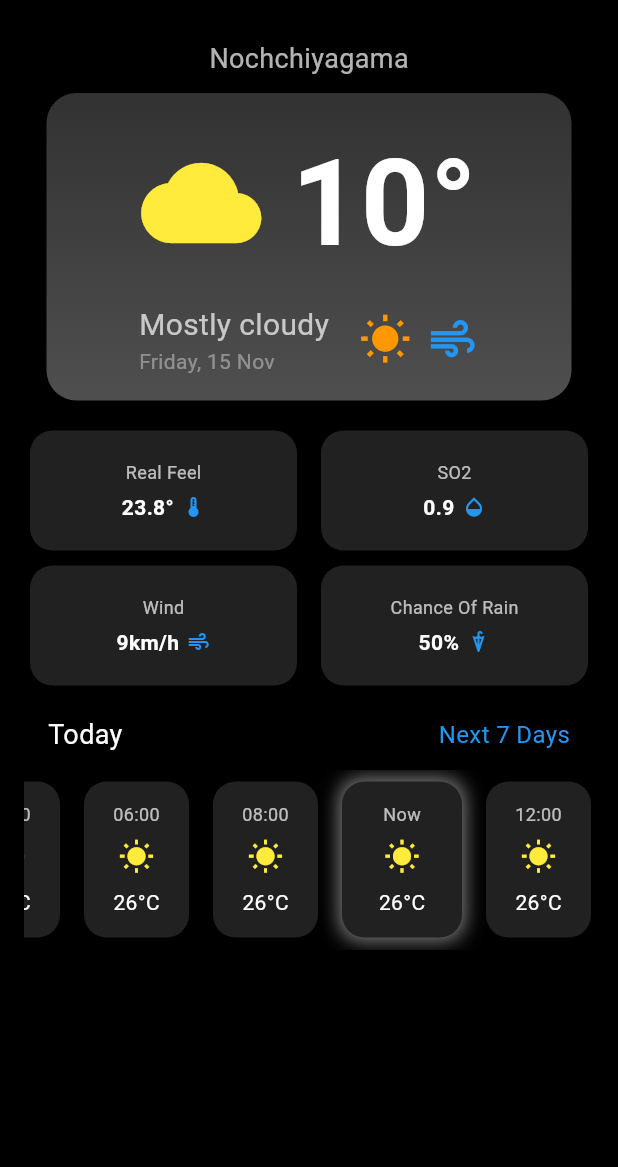
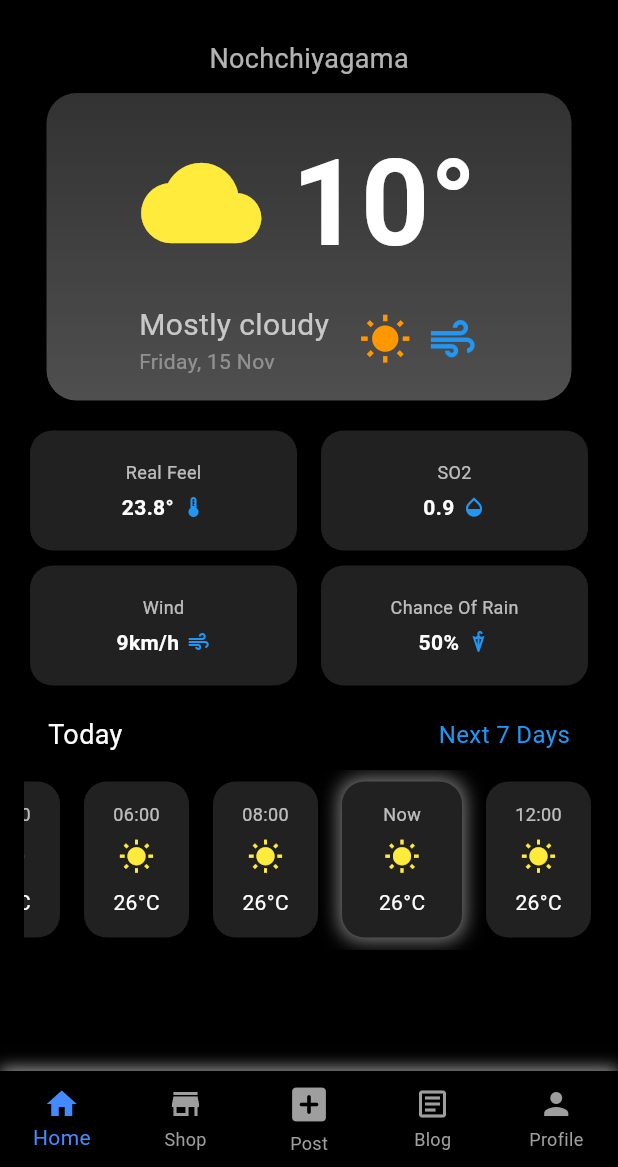
Before and after one commit to LakshanShalintha/Weather-App, a Flutter app: the Home screen opened directly, on a phone screen of 412 x 824 dp, the part 69-1236 px from its top. Run offline on Flutter 3.47's test engine with Material 3 defaults, Android fonts, the phone set to English and light mode, and no system bars.

Commit message:
Create NavBar

```diff
--- /dev/null
+++ b/weather_app/lib/Components/NavBar.dart
@@ -0,0 +1,99 @@
+import 'package:flutter/material.dart';
+import 'package:weather_app/Screens/Home.dart';
+
+class NavBar extends StatefulWidget {
+  const NavBar({super.key});
+
+  @override
+  State<NavBar> createState() => _NavBarState();
+}
+
+int _selectedIndex = 0;
+
+class _NavBarState extends State<NavBar> {
+  void _onItemTapped(int index) {
+    setState(() {
+      _selectedIndex = index;
+    });
+
+    switch (index) {
+      case 0:
+        Navigator.pushReplacement(
+          context,
+          MaterialPageRoute(builder: (context) => const Home()),
+        );
+        break;
+      case 1:
+        /*Navigator.pushReplacement(
+          context,
+          MaterialPageRoute(builder: (context) => ),
+        );*/
+        break;
+      case 2:
+        /*Navigator.pushReplacement(
+          context,
+          MaterialPageRoute(builder: (context) => ),
+        );*/
+        break;
+      case 3:
+        /*Navigator.pushReplacement(
+          context,
+          MaterialPageRoute(builder: (context) => ),
+        );*/
+        break;
+      case 4:
+        /*Navigator.pushReplacement(
+          context,
+          MaterialPageRoute(builder: (context) => ),
+        );*/
+        break;
+    }
+  }
+
+  @override
+  Widget build(BuildContext context) {
+    return Container(
+      decoration: const BoxDecoration(
+        boxShadow: [
+          BoxShadow(
+            color: Colors.grey, // Green shadow color
+            blurRadius: 8, // Spread of the shadow
+            offset: Offset(0, -2), // Shadow offset (negative y-axis to show above the bar)
+          ),
+        ],
+      ),
+      child: BottomNavigationBar(
+        currentIndex: _selectedIndex,
+        onTap: _onItemTapped,
+        selectedItemColor: Colors.blueAccent,
+        unselectedItemColor: Colors.grey,
+        backgroundColor: Colors.black,
+        type: BottomNavigationBarType.fixed,  // Always show the labels
+        items: const <BottomNavigationBarItem>[
+          BottomNavigationBarItem(
+            icon: Icon(Icons.home),
+            label: 'Home',
+          ),
+          BottomNavigationBarItem(
+            icon: Icon(Icons.store),
+            label: 'Shop',
+          ),
+          BottomNavigationBarItem(
+            icon: Icon(Icons.add_box_rounded,
+              size: 30.0,
+            ),
+            label: 'Post',
+          ),
+          BottomNavigationBarItem(
+            icon: Icon(Icons.article_outlined),
+            label: 'Blog',
+          ),
+          BottomNavigationBarItem(
+            icon: Icon(Icons.person),
+            label: 'Profile',
+          ),
+        ],
+      ),
+    );
+  }
+}
--- a/weather_app/lib/Screens/Home.dart
+++ b/weather_app/lib/Screens/Home.dart
@@ -1,5 +1,6 @@
 import 'package:flutter/material.dart';
 import 'package:intl/intl.dart';
+import 'package:weather_app/Components/NavBar.dart';
 
 class Home extends StatefulWidget {
   const Home({super.key});
@@ -212,6 +213,7 @@
           ],
         ),
       ),
+      bottomNavigationBar: const NavBar(),
     );
   }
 
```
